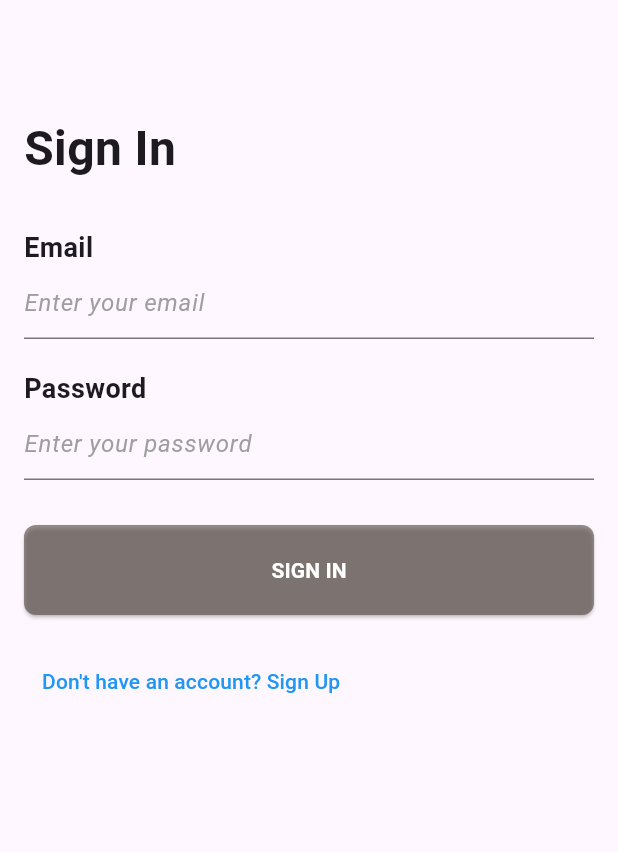
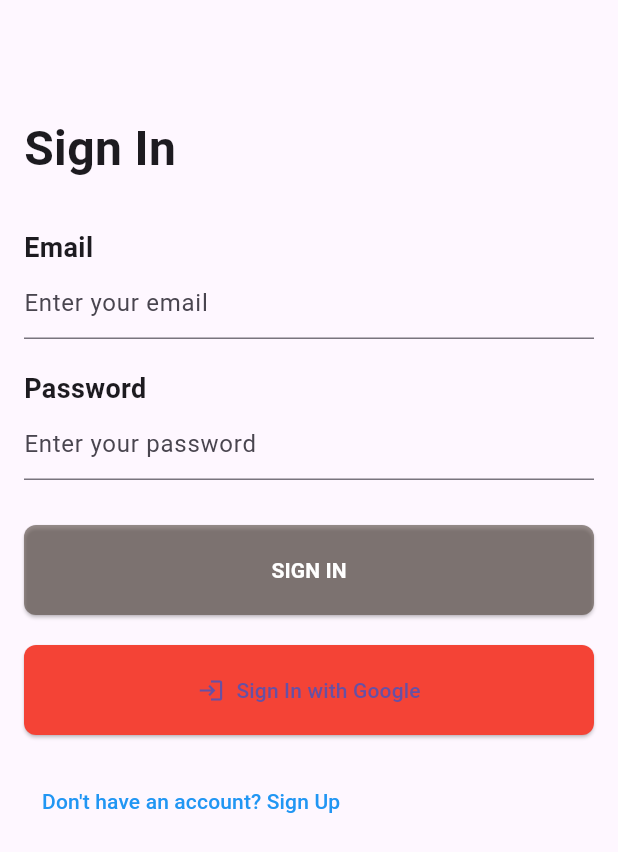
Before and after one commit to Eilhie/BuddyQuest, a Flutter app: the screen it shows after launch, on a phone screen of 412 x 824 dp. Shown: the top 852 px of the screen. Run offline on Flutter 3.47's test engine with Material 3 defaults, Android fonts, the phone set to English and light mode, and no system bars; our stand-ins replace firebase_auth, firebase_core, google_sign_in, shared_preferences; accounts and stored records are empty.

Commit message:
COmmit anj

```diff
--- a/lib/login_page.dart
+++ b/lib/login_page.dart
@@ -1,11 +1,74 @@
 import 'package:flutter/material.dart';
+import 'package:firebase_auth/firebase_auth.dart';
+import 'package:google_sign_in/google_sign_in.dart';
 import 'package:shared_preferences/shared_preferences.dart';
 import 'home_page.dart';
 import 'register_page.dart';
 
-class LoginPage extends StatelessWidget {
+class LoginPage extends StatefulWidget {
+  @override
+  _LoginPageState createState() => _LoginPageState();
+}
+
+class _LoginPageState extends State<LoginPage> {
   final TextEditingController _emailController = TextEditingController();
   final TextEditingController _passwordController = TextEditingController();
+  final FirebaseAuth _auth = FirebaseAuth.instance;
+  final GoogleSignIn _googleSignIn = GoogleSignIn(
+    clientId: '600859582963-hjasr99uot5fu3brv9fsl60756bp0vg6.apps.googleusercontent.com', // Add your client ID here
+  );
+
+  // Login with Email & Password
+  Future<void> _signInWithEmailPassword() async {
+    try {
+      UserCredential userCredential = await _auth.signInWithEmailAndPassword(
+        email: _emailController.text.trim(),
+        password: _passwordController.text.trim(),
+      );
+
+      SharedPreferences prefs = await SharedPreferences.getInstance();
+      await prefs.setBool('isLoggedIn', true);
+
+      Navigator.pushReplacement(
+        context,
+        MaterialPageRoute(builder: (context) => HomePage()),
+      );
+    } catch (e) {
+      print('Error during sign-in: $e');
+      ScaffoldMessenger.of(context).showSnackBar(
+        SnackBar(content: Text('Failed to sign in. Please try again.')),
+      );
+    }
+  }
+
+  // Login with Google
+  Future<void> _signInWithGoogle() async {
+    try {
+      GoogleSignInAccount? googleUser = await _googleSignIn.signIn();
+      GoogleSignInAuthentication googleAuth = await googleUser!.authentication;
+
+      // Create a new credential for Firebase
+      AuthCredential credential = GoogleAuthProvider.credential(
+        accessToken: googleAuth.accessToken,
+        idToken: googleAuth.idToken,
+      );
+
+      UserCredential userCredential = await _auth.signInWithCredential(credential);
+
+      SharedPreferences prefs = await SharedPreferences.getInstance();
+      await prefs.setBool('isLoggedIn', true);
+
+      Navigator.pushReplacement(
+        context,
+        MaterialPageRoute(builder: (context) => HomePage()),
+      );
+    } catch (e) {
+      print('Error during Google sign-in: $e');
+      ScaffoldMessenger.of(context).showSnackBar(
+        SnackBar(content: Text('Google sign-in failed. Please try again.')),
+      );
+    }
+  }
 
   @override
   Widget build(BuildContext context) {
@@ -24,7 +87,8 @@ class LoginPage extends StatelessWidget {
               ),
             ),
             SizedBox(height: 30),
-            Text("Email",
+            Text(
+              "Email",
               style: TextStyle(
                 fontSize: 18,
                 fontWeight: FontWeight.bold,
@@ -33,16 +97,12 @@ class LoginPage extends StatelessWidget {
             TextField(
               controller: _emailController,
               decoration: InputDecoration(
-                hintText: 'Enter your email', // Placeholder text
-                hintStyle: TextStyle(
-                  color: Colors.grey,  // Change hint text color
-                  fontSize: 16.0,      // Change font size
-                  fontStyle: FontStyle.italic, // Make it italic
-                ),
+                hintText: 'Enter your email',
               ),
             ),
             Padding(padding: EdgeInsets.all(10.0)),
-            Text("Password",
+            Text(
+              "Password",
               style: TextStyle(
                 fontSize: 18,
                 fontWeight: FontWeight.bold,
@@ -51,41 +111,39 @@ class LoginPage extends StatelessWidget {
             TextField(
               controller: _passwordController,
               decoration: InputDecoration(
-                hintText: 'Enter your password', // Placeholder text
-                hintStyle: TextStyle(
-                  color: Colors.grey,  // Change hint text color
-                  fontSize: 16.0,      // Change font size
-                  fontStyle: FontStyle.italic, // Make it italic
-                ),
+                hintText: 'Enter your password',
               ),
             ),
             SizedBox(height: 30),
             ElevatedButton(
-              onPressed: () async {
-                // Simulate login logic (check credentials, etc.)
-                SharedPreferences prefs = await SharedPreferences.getInstance();
-                await prefs.setBool('isLoggedIn', true);
-
-                // Navigate to the home page after login
-                Navigator.pushReplacement(
-                  context,
-                  MaterialPageRoute(builder: (context) => HomePage()),
-                );
-              },
+              onPressed: _signInWithEmailPassword,
               style: ElevatedButton.styleFrom(
-                backgroundColor: Color(0x9954473F), // Button color
+                backgroundColor: Color(0x9954473F),
                 padding: EdgeInsets.symmetric(vertical: 12, horizontal: 32),
                 shape: RoundedRectangleBorder(
                   borderRadius: BorderRadius.circular(8),
                 ),
-                minimumSize: Size(double.infinity, 60), // Full width, 60px height
+                minimumSize: Size(double.infinity, 60),
               ),
               child: Text('SIGN IN', style: TextStyle(fontWeight: FontWeight.bold, color: Colors.white)),
             ),
             SizedBox(height: 20),
+            ElevatedButton.icon(
+              onPressed: _signInWithGoogle,
+              icon: Icon(Icons.login),
+              label: Text('Sign In with Google'),
+              style: ElevatedButton.styleFrom(
+                backgroundColor: Colors.red,
+                padding: EdgeInsets.symmetric(vertical: 12, horizontal: 32),
+                shape: RoundedRectangleBorder(
+                  borderRadius: BorderRadius.circular(8),
+                ),
+                minimumSize: Size(double.infinity, 60),
+              ),
+            ),
+            SizedBox(height: 20),
             TextButton(
               onPressed: () {
-                // Navigate to Register page
                 Navigator.pushReplacement(
                   context,
                   MaterialPageRoute(builder: (context) => RegisterPage()),
--- a/lib/main.dart
+++ b/lib/main.dart
@@ -1,5 +1,6 @@
 import 'package:flutter/material.dart';
 import 'package:shared_preferences/shared_preferences.dart';
+import 'package:firebase_core/firebase_core.dart';
 import 'login_page.dart';
 import 'home_page.dart';
 import 'register_page.dart';
@@ -9,12 +10,20 @@ import 'leaderboard.dart';
 import 'calibration_flow.dart';
 import 'workout_plan.dart';
 
-void main() {
+Future<void> main() async {
   WidgetsFlutterBinding.ensureInitialized();
-  runApp(MyApp());
+  await Firebase.initializeApp(
+    options: FirebaseOptions(apiKey: "AIzaSyC2DwyRQ73euQ9jmQwFx4SewisfY6tyH3I",
+        appId: "1:600859582963:android:e769840ff24ef4c034f286",
+        messagingSenderId: "600859582963",
+        projectId: "buddy-quest-cb217")
+  );
+  runApp(const MyApp());
 }
 
 class MyApp extends StatelessWidget {
+  const MyApp({super.key});
+
   @override
   Widget build(BuildContext context) {
     return MaterialApp(
@@ -23,7 +32,7 @@ class MyApp extends StatelessWidget {
       theme: ThemeData(
         primarySwatch: Colors.blue,
       ),
-      home: RootScreen(), // Root logic
+      home: RootScreen(),
       routes: {
         '/home': (context) => HomePage(),
         '/login': (context) => LoginPage(),
--- a/pubspec.yaml
+++ b/pubspec.yaml
@@ -31,9 +31,10 @@ dependencies:
   flutter:
     sdk: flutter
   shared_preferences: ^2.3.3
-  # The following adds the Cupertino Icons font to your application.
-  # Use with the CupertinoIcons class for iOS style icons.
   cupertino_icons: ^1.0.8
+  firebase_core: ^3.8.1
+  firebase_auth: ^5.3.4
+  google_sign_in: ^6.0.0
 
 
 
```
Also changed, not shown: pubspec.lock, 6 other files.
